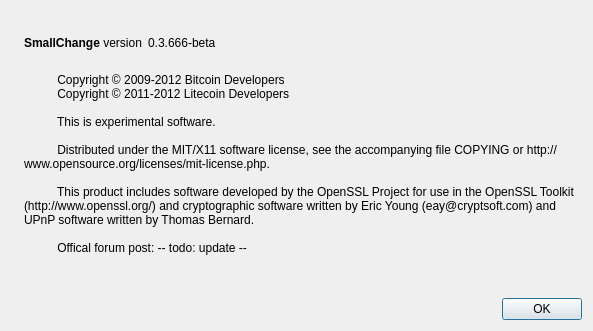
pokercoin/pokercoin, file src/qt/forms/aboutdialog.ui: the form before one commit.
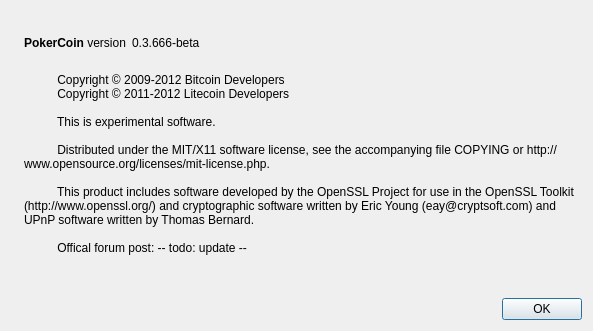
The form after the commit. Icons and pictures are not drawn.

```diff
--- a/src/qt/forms/aboutdialog.ui
+++ b/src/qt/forms/aboutdialog.ui
@@ -50,7 +50,7 @@
           <cursorShape>IBeamCursor</cursorShape>
          </property>
          <property name="text">
-          <string>&lt;b&gt;SmallChange&lt;/b&gt; version</string>
+          <string>&lt;b&gt;PokerCoin&lt;/b&gt; version</string>
          </property>
          <property name="textInteractionFlags">
           <set>Qt::LinksAccessibleByMouse|Qt::TextSelectableByKeyboard|Qt::TextSelectableByMouse</set>
```
Left out of the diff: 2 changed lines with no effect on the pictures.
